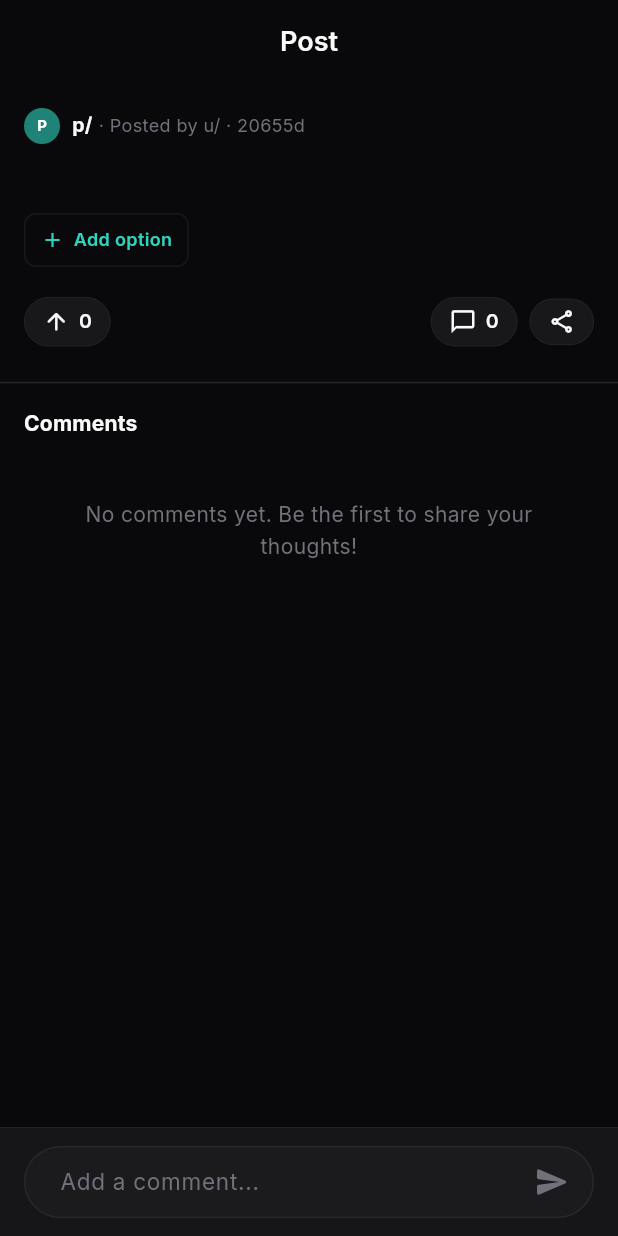
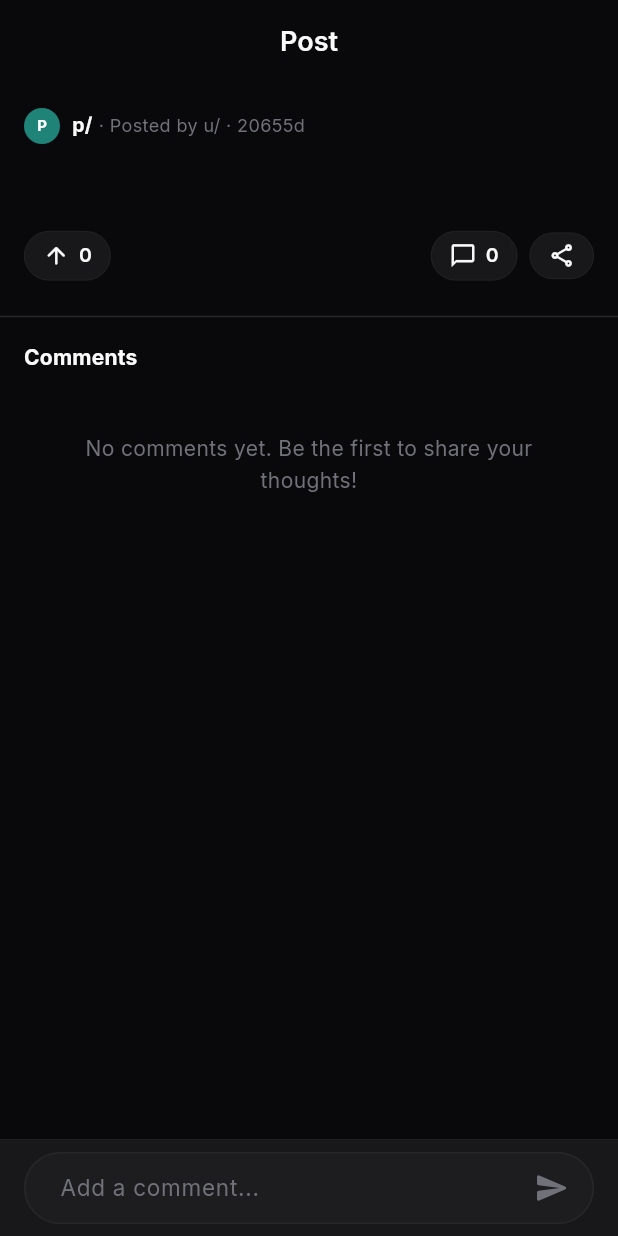
Before and after one commit to mishratendancy/PollitMainApp, a Flutter app: the PollDetailScreen widget shown alone on an empty page, opened directly with empty values, on a phone screen of 412 x 824 dp. Run offline on Flutter 3.47's test engine with Material 3 defaults, Android fonts, the phone set to English and light mode, and no system bars; our stand-ins replace cloud_firestore, curved_navigation_bar, firebase_auth, firebase_core, flutter_svg, google_fonts and 2 more; missing offline and left inert: flutter_facebook_auth; accounts and stored records are empty; generated files the repository leaves out were written again; network calls fail.

Commit message:
fix: improve keyboard layout, poll option creation permissions, and vote progress UI

```diff
--- a/lib/models/option.dart
+++ b/lib/models/option.dart
@@ -16,7 +16,7 @@ class PollOption {
       id: id,
       text: map['text'] ?? '',
       voteCount: map['voteCount'] ?? 0,
-      addedByUid: map['addedByUid'],
+      addedByUid: map['addedByUid'] ?? map['creatorUid'],
     );
   }
 
--- a/lib/pages/app_shell.dart
+++ b/lib/pages/app_shell.dart
@@ -35,6 +35,7 @@ class _AppShellState extends State<AppShell> {
     return Scaffold(
       backgroundColor: PollitColors.background,
       extendBody: true, // Float over content
+      resizeToAvoidBottomInset: false, // Don't push up the bottom nav bar
       body: NotificationListener<UserScrollNotification>(
         onNotification: (notification) {
           if (notification.direction == ScrollDirection.forward) {
--- a/lib/pages/poll_detail_screen.dart
+++ b/lib/pages/poll_detail_screen.dart
@@ -14,9 +14,11 @@ class PollDetailScreen extends StatelessWidget {
   const PollDetailScreen({
     super.key,
     required this.pollData,
+    this.scrollToComments = false,
   });
 
   final PollViewData pollData;
+  final bool scrollToComments;
 
   @override
   Widget build(BuildContext context) {
@@ -25,37 +27,109 @@ class PollDetailScreen extends StatelessWidget {
     return ChangeNotifierProvider(
       create: (_) => PollDetailProvider(
         communitySlug: pollData.poll.community,
-        pollId: pollData.poll.id,
+        pollId: pollId,
         currentUid: authProvider.user?.uid,
         initialData: pollData,
       ),
-      child: const _PollDetailScreenBody(),
+      child: _PollDetailScreenBody(scrollToComments: scrollToComments),
     );
   }
+
+  String get pollId => pollData.poll.id;
 }
 
 class _PollDetailScreenBody extends StatefulWidget {
-  const _PollDetailScreenBody();
+  const _PollDetailScreenBody({this.scrollToComments = false});
+
+  final bool scrollToComments;
 
   @override
   State<_PollDetailScreenBody> createState() => _PollDetailScreenBodyState();
 }
 
 class _PollDetailScreenBodyState extends State<_PollDetailScreenBody> {
+  final ScrollController _scrollController = ScrollController();
+  final GlobalKey _commentsHeaderKey = GlobalKey();
   final TextEditingController _commentController = TextEditingController();
   final FocusNode _commentFocusNode = FocusNode();
   String? _replyingToCommentId;
   String? _replyingToAuthorName;
+  bool _isSubmittingComment = false;
+
+  @override
+  void initState() {
+    super.initState();
+
+    WidgetsBinding.instance.addPostFrameCallback((_) {
+      final routeAnimation = ModalRoute.of(context)?.animation;
+      if (routeAnimation != null) {
+        if (routeAnimation.isCompleted) {
+          if (widget.scrollToComments) _scheduleScrollToComments();
+        } else {
+          void listener(AnimationStatus status) {
+            if (status == AnimationStatus.completed) {
+              routeAnimation.removeStatusListener(listener);
+              if (widget.scrollToComments) _scheduleScrollToComments();
+            }
+          }
+          routeAnimation.addStatusListener(listener);
+        }
+      } else if (widget.scrollToComments) {
+        _scheduleScrollToComments();
+      }
+    });
+
+    // Removed auto-scroll on focus to match standard app UX
+    // (letting the list naturally resize when keyboard appears)
+  }
+
+  void _scheduleScrollToComments({int attempt = 0, double alignment = 0.0}) {
+    if (!mounted) return;
+    if (_commentsHeaderKey.currentContext != null) {
+      Scrollable.ensureVisible(
+        _commentsHeaderKey.currentContext!,
+        alignment: alignment,
+        duration: const Duration(milliseconds: 300),
+        curve: Curves.easeOutCubic,
+      );
+    } else if (attempt < 5) {
+      Future.delayed(const Duration(milliseconds: 100), () {
+        if (mounted) _scheduleScrollToComments(attempt: attempt + 1, alignment: alignment);
+      });
+    }
+  }
 
   void _submitComment() async {
+    if (_isSubmittingComment) return;
+
+    setState(() {
+      _isSubmittingComment = true;
+    });
+
+    try {
       final provider = Provider.of<PollDetailProvider>(context, listen: false);
       await provider.postComment(_commentController.text, parentId: _replyingToCommentId);
       _commentController.clear();
+      if (mounted) {
         setState(() {
           _replyingToCommentId = null;
           _replyingToAuthorName = null;
         });
         _commentFocusNode.unfocus();
+      }
+    } catch (e) {
+      if (mounted) {
+        ScaffoldMessenger.of(context).showSnackBar(
+          SnackBar(content: Text('Failed to post comment. Please try again.')),
+        );
+      }
+    } finally {
+      if (mounted) {
+        setState(() {
+          _isSubmittingComment = false;
+        });
+      }
+    }
   }
 
   void _setReplyTarget(String commentId, String authorName) {
@@ -68,6 +142,7 @@ class _PollDetailScreenBodyState extends State<_PollDetailScreenBody> {
 
   @override
   void dispose() {
+    _scrollController.dispose();
     _commentController.dispose();
     _commentFocusNode.dispose();
     super.dispose();
@@ -95,20 +170,37 @@ class _PollDetailScreenBodyState extends State<_PollDetailScreenBody> {
         iconTheme: const IconThemeData(color: PollitColors.textPrimary),
         title: const Text('Post', style: TextStyle(color: PollitColors.textPrimary)),
       ),
-      body: Column(
+      body: RepaintBoundary(
+        child: Column(
           children: [
+          // 1. Scrollable List Body
           Expanded(
+            child: GestureDetector(
+              onTap: () => FocusScope.of(context).unfocus(),
+              behavior: HitTestBehavior.translucent,
               child: ListView(
+                controller: _scrollController,
+                padding: const EdgeInsets.only(
+                  bottom: 100, // Reduced padding, rely on Scaffold's resizeToAvoidBottomInset
+                ),
                 children: [
                   if (provider.pollData != null)
                     PollCard(
                       pollData: provider.pollData!,
                       firestoreService: FirestoreService(),
+                      isDetailView: true,
+                      onCommentTap: () {
+                        _scheduleScrollToComments();
+                        if (!_commentFocusNode.hasFocus) {
+                          _commentFocusNode.requestFocus();
+                        }
+                      },
                     ),
                 const Divider(color: PollitColors.cardBorder, thickness: 1),
 
                 // Comments Section
                 Padding(
+                  key: _commentsHeaderKey,
                   padding: const EdgeInsets.symmetric(horizontal: 16, vertical: 8),
                   child: Text(
                     'Comments',
@@ -140,25 +232,21 @@ class _PollDetailScreenBodyState extends State<_PollDetailScreenBody> {
                     depth: 0,
                   );
                 }),
-                const SizedBox(height: 32), // bottom padding
+                const SizedBox(height: 16),
               ],
             ),
           ),
+        ),
 
-          // Comment Input
-          ClipRect(
-            child: BackdropFilter(
-              filter: ImageFilter.blur(sigmaX: 10, sigmaY: 10),
+          // 2. Fixed Comment Input Bar with zero-lag SafeArea
+          SafeArea(
+            top: false,
+            maintainBottomViewPadding: true, // Prevents a jerky jump at the very end of keyboard dismiss
             child: Container(
-                padding: EdgeInsets.only(
-                  bottom: MediaQuery.of(context).padding.bottom + 12,
-                  top: 12,
-                  left: 16,
-                  right: 16,
-                ),
-                decoration: BoxDecoration(
-                  color: PollitColors.surface.withValues(alpha: 0.85),
-                  border: const Border(top: BorderSide(color: PollitColors.cardBorder, width: 0.5)),
+              padding: const EdgeInsets.symmetric(horizontal: 16, vertical: 8),
+              decoration: const BoxDecoration(
+                color: PollitColors.surface,
+                border: Border(top: BorderSide(color: PollitColors.cardBorder, width: 0.5)),
               ),
               child: Column(
                 mainAxisSize: MainAxisSize.min,
@@ -213,12 +301,21 @@ class _PollDetailScreenBodyState extends State<_PollDetailScreenBody> {
                         builder: (context, value, child) {
                           final hasText = value.text.trim().isNotEmpty;
                           return GestureDetector(
-                              onTap: hasText ? _submitComment : null,
+                            onTap: hasText && !_isSubmittingComment ? _submitComment : null,
                             child: Padding(
                               padding: const EdgeInsets.only(right: 8.0),
-                                child: Icon(
+                              child: _isSubmittingComment
+                                  ? const Padding(
+                                      padding: EdgeInsets.all(12.0),
+                                      child: SizedBox(
+                                        width: 20,
+                                        height: 20,
+                                        child: CircularProgressIndicator(strokeWidth: 2, color: PollitColors.accent),
+                                      ),
+                                    )
+                                  : Icon(
                                       Icons.send_rounded,
-                                  color: hasText ? PollitColors.accent : PollitColors.textMuted,
+                                      color: hasText && !_isSubmittingComment ? PollitColors.accent : PollitColors.textMuted,
                                       size: 24,
                                     ),
                             ),
@@ -233,8 +330,8 @@ class _PollDetailScreenBodyState extends State<_PollDetailScreenBody> {
               ),
             ),
           ),
+        ],
       ),
-        ],
     ),
     );
   }
--- a/lib/services/firestore_service.dart
+++ b/lib/services/firestore_service.dart
@@ -329,9 +329,11 @@ class FirestoreService {
     required String pollId,
     required String optionText,
     required String uid,
+    String? pollCreatorUid,
   }) async {
     if (optionText.trim().isEmpty) return null;
 
+    final batch = _db.batch();
     final optionRef = _db
         .collection('communities')
         .doc(communitySlug)
@@ -340,12 +342,14 @@ class FirestoreService {
         .collection('options')
         .doc();
 
-    await optionRef.set({
+    batch.set(optionRef, {
       'text': optionText.trim(),
       'voteCount': 0,
+      'creatorUid': pollCreatorUid ?? uid,
       'addedByUid': uid,
     });
 
+    await batch.commit();
     return optionRef.id;
   }
 
--- a/lib/widgets/poll_card.dart
+++ b/lib/widgets/poll_card.dart
@@ -14,10 +14,14 @@ class PollCard extends StatefulWidget {
     super.key,
     required this.pollData,
     required this.firestoreService,
+    this.isDetailView = false,
+    this.onCommentTap,
   });
 
   final PollViewData pollData;
   final FirestoreService firestoreService;
+  final bool isDetailView;
+  final VoidCallback? onCommentTap;
 
   @override
   State<PollCard> createState() => _PollCardState();
@@ -28,6 +32,7 @@ class _PollCardState extends State<PollCard>
   late final AnimationController _voteAnimController;
   bool _isVoting = false;
   bool _showAddOptionForm = false;
+  bool _isSubmittingOption = false;
   final TextEditingController _addOptionController = TextEditingController();
   int? _commentCount;
 
@@ -153,7 +158,7 @@ class _PollCardState extends State<PollCard>
             ),
           ),
           GestureDetector(
-            onTap: _submitAddOption,
+            onTap: _isSubmittingOption ? null : _submitAddOption,
             behavior: HitTestBehavior.opaque,
             child: Container(
               padding: const EdgeInsets.symmetric(horizontal: 14, vertical: 6),
@@ -161,7 +166,13 @@ class _PollCardState extends State<PollCard>
                 color: PollitColors.accent,
                 borderRadius: BorderRadius.circular(6),
               ),
-              child: const Text(
+              child: _isSubmittingOption
+                  ? const SizedBox(
+                      width: 15,
+                      height: 15,
+                      child: CircularProgressIndicator(strokeWidth: 2, color: Colors.black),
+                    )
+                  : const Text(
                       'Add',
                       style: TextStyle(
                         color: Colors.black,
@@ -178,13 +189,13 @@ class _PollCardState extends State<PollCard>
 
   Future<void> _submitAddOption() async {
     final text = _addOptionController.text.trim();
-    if (text.isEmpty) return;
+    if (text.isEmpty || _isSubmittingOption) return;
 
     final auth = Provider.of<AuthProvider>(context, listen: false);
     if (auth.user == null) return;
 
     setState(() {
-      _showAddOptionForm = false;
+      _isSubmittingOption = true;
     });
 
     try {
@@ -193,6 +204,7 @@ class _PollCardState extends State<PollCard>
         pollId: widget.pollData.poll.id,
         optionText: text,
         uid: auth.user!.uid,
+        pollCreatorUid: widget.pollData.poll.creatorUid,
       );
 
       if (newId != null) {
@@ -206,12 +218,18 @@ class _PollCardState extends State<PollCard>
         if (mounted) {
           setState(() {
             widget.pollData.options.add(newOption);
+            _showAddOptionForm = false;
+            _isSubmittingOption = false;
           });
           _showCustomSnackBar('Option added successfully!');
         }
       }
     } catch (e) {
+      debugPrint('Error adding option: $e');
       if (mounted) {
+        setState(() {
+          _isSubmittingOption = false;
+        });
         _showCustomSnackBar('Failed to add option. Please try again.');
       }
     }
@@ -257,6 +275,34 @@ class _PollCardState extends State<PollCard>
     }
   }
 
+  void _navigateToDetail({bool scrollToComments = false}) {
+    if (widget.isDetailView) return;
+
+    Navigator.push(
+      context,
+      PageRouteBuilder(
+        pageBuilder: (context, animation, secondaryAnimation) =>
+            PollDetailScreen(pollData: widget.pollData, scrollToComments: scrollToComments),
+        transitionsBuilder: (context, animation, secondaryAnimation, child) {
+          const begin = Offset(0.0, 0.05);
+          const end = Offset.zero;
+          final curve = CurvedAnimation(parent: animation, curve: Curves.easeOutCubic);
+          final slideAnimation = Tween<Offset>(begin: begin, end: end).animate(curve);
+          final fadeAnimation = Tween<double>(begin: 0.0, end: 1.0).animate(curve);
+
+          return SlideTransition(
+            position: slideAnimation,
+            child: FadeTransition(
+              opacity: fadeAnimation,
+              child: child,
+            ),
+          );
+        },
+        transitionDuration: const Duration(milliseconds: 250),
+      ),
+    );
+  }
+
   @override
   void dispose() {
     _voteAnimController.dispose();
@@ -273,8 +319,10 @@ class _PollCardState extends State<PollCard>
     final hasVoted = votedOptionId != null;
     final poll = widget.pollData.poll;
 
-    final bool optionLimitReached = user != null &&
-        widget.pollData.options.any((o) => o.addedByUid == user.uid);
+    final bool canAddOption = user != null &&
+        !hasVoted &&
+        !(poll.optionLock ?? false) &&
+        !widget.pollData.options.any((o) => o.addedByUid == user.uid);
 
     if (hasVoted && !_isVoting && _voteAnimController.value == 0.0) {
       _voteAnimController.value = 1.0;
@@ -297,7 +345,10 @@ class _PollCardState extends State<PollCard>
     var options = List<PollOption>.from(widget.pollData.options);
     options.sort((a, b) => a.text.compareTo(b.text));
 
-    return Padding(
+    return GestureDetector(
+      onTap: widget.isDetailView ? null : () => _navigateToDetail(scrollToComments: false),
+      behavior: HitTestBehavior.opaque,
+      child: Padding(
         padding: const EdgeInsets.all(16),
         child: Column(
         crossAxisAlignment: CrossAxisAlignment.start,
@@ -385,7 +436,7 @@ class _PollCardState extends State<PollCard>
           ),
 
           // Add Option Button
-          if (user != null && !optionLimitReached)
+          if (canAddOption)
             Padding(
               padding: const EdgeInsets.only(bottom: 8),
               child: _showAddOptionForm
@@ -438,14 +489,9 @@ class _PollCardState extends State<PollCard>
               _buildFooterButton(
                 icon: Icons.chat_bubble_outline,
                 label: '${_commentCount ?? widget.pollData.poll.commentCount}',
-                onTap: () {
-                  Navigator.push(
-                    context,
-                    MaterialPageRoute(
-                      builder: (_) => PollDetailScreen(pollData: widget.pollData),
-                    ),
-                  );
-                }
+                onTap: widget.isDetailView
+                    ? widget.onCommentTap
+                    : () => _navigateToDetail(scrollToComments: true),
               ),
               const SizedBox(width: 8),
               _buildFooterButton(
@@ -458,6 +504,7 @@ class _PollCardState extends State<PollCard>
             ],
           ),
         ],
+      ),
     ),
   );
 }
@@ -533,7 +580,9 @@ class _OptionTile extends StatelessWidget {
                     widthFactor: (percent / 100) * animController.value,
                     child: Container(
                       decoration: BoxDecoration(
-                        color: PollitColors.surfaceLight.withValues(alpha: 0.6),
+                        color: selected
+                            ? PollitColors.accent.withValues(alpha: 0.15)
+                            : Colors.white.withValues(alpha: 0.10),
                         borderRadius: BorderRadius.circular(8),
                       ),
                     ),
@@ -546,8 +595,8 @@ class _OptionTile extends StatelessWidget {
           Container(
             decoration: BoxDecoration(
               border: Border.all(
-                color: PollitColors.cardBorder,
-                width: 1,
+                color: selected ? PollitColors.accent.withValues(alpha: 0.6) : PollitColors.cardBorder,
+                width: selected ? 1.5 : 1,
               ),
               borderRadius: BorderRadius.circular(8),
             ),
@@ -571,7 +620,7 @@ class _OptionTile extends StatelessWidget {
                     key: ValueKey('$hasVoted$selected'),
                     size: 18,
                     color: selected
-                        ? PollitColors.textPrimary
+                        ? PollitColors.accent
                         : PollitColors.textMuted,
                   ),
                 ),
@@ -579,8 +628,8 @@ class _OptionTile extends StatelessWidget {
                 Expanded(
                   child: Text(
                     option.text,
-                    style: const TextStyle(
-                      fontWeight: FontWeight.w600,
+                    style: TextStyle(
+                      fontWeight: selected ? FontWeight.bold : FontWeight.w600,
                       fontSize: 14,
                       color: PollitColors.textPrimary,
                     ),
```
Lines whose indentation alone changed are shown as unchanged.
